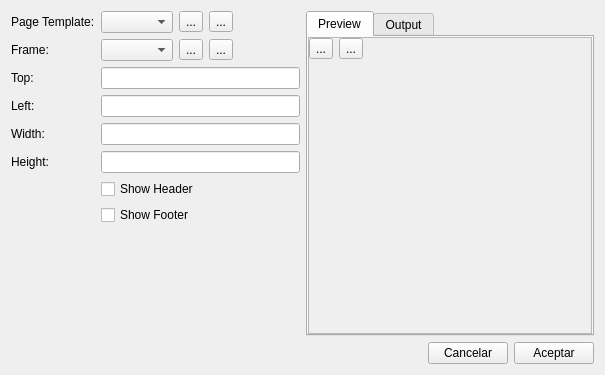
The window that gui/pagetemplates.ui (rafaelmartins/rst2pdf) describes before a commit, drawn with Qt 5.
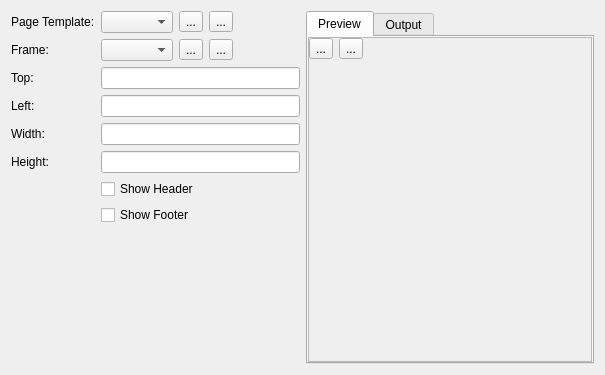
The same window after the commit. Icons and pictures are not drawn.

```diff
--- a/gui/pagetemplates.ui
+++ b/gui/pagetemplates.ui
@@ -188,7 +188,7 @@
               <x>0</x>
               <y>0</y>
               <width>279</width>
-              <height>287</height>
+              <height>323</height>
              </rect>
             </property>
             <layout class="QVBoxLayout" name="verticalLayout_3">
@@ -283,37 +283,6 @@
      </item>
     </layout>
    </item>
-   <item>
-    <layout class="QHBoxLayout" name="horizontalLayout_3">
-     <item>
-      <spacer name="horizontalSpacer_2">
-       <property name="orientation">
-        <enum>Qt::Horizontal</enum>
-       </property>
-       <property name="sizeHint" stdset="0">
-        <size>
-         <width>40</width>
-         <height>20</height>
-        </size>
-       </property>
-      </spacer>
-     </item>
-     <item>
-      <widget class="QPushButton" name="cancel">
-       <property name="text">
-        <string>Cancelar</string>
-       </property>
-      </widget>
-     </item>
-     <item>
-      <widget class="QPushButton" name="ok">
-       <property name="text">
-        <string>Aceptar</string>
-       </property>
-      </widget>
-     </item>
-    </layout>
-   </item>
   </layout>
  </widget>
  <resources>
```
